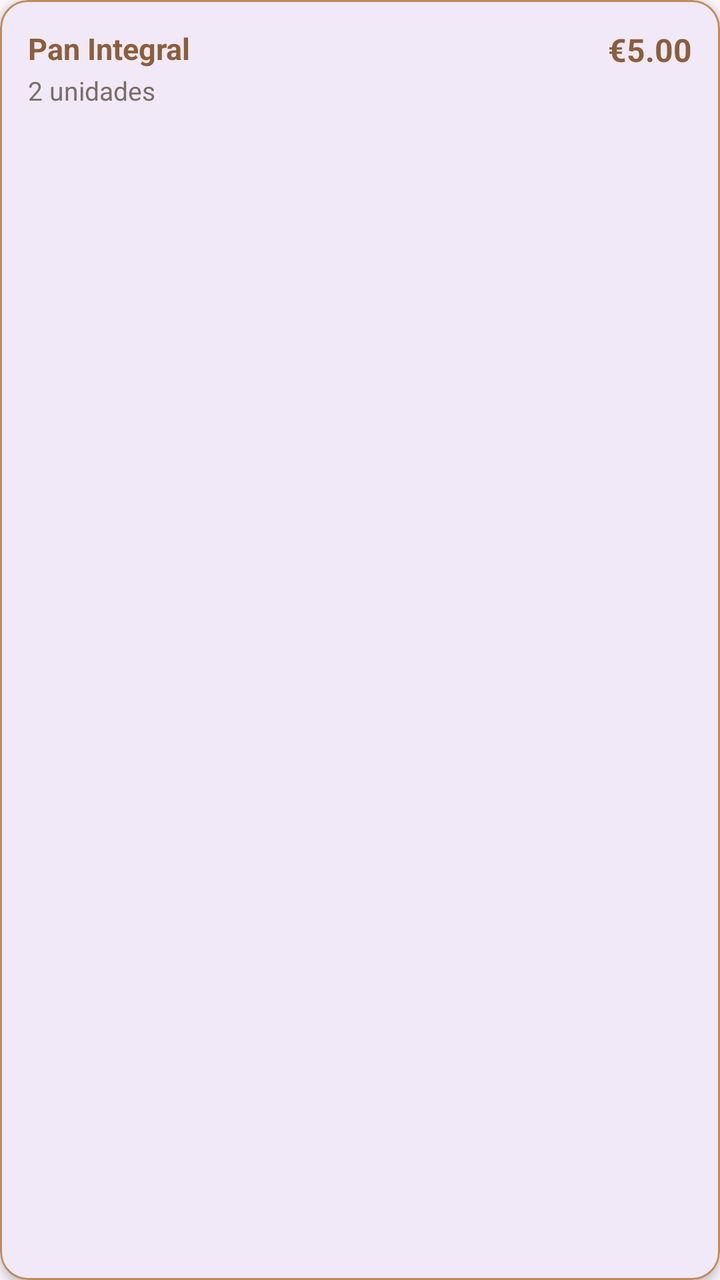
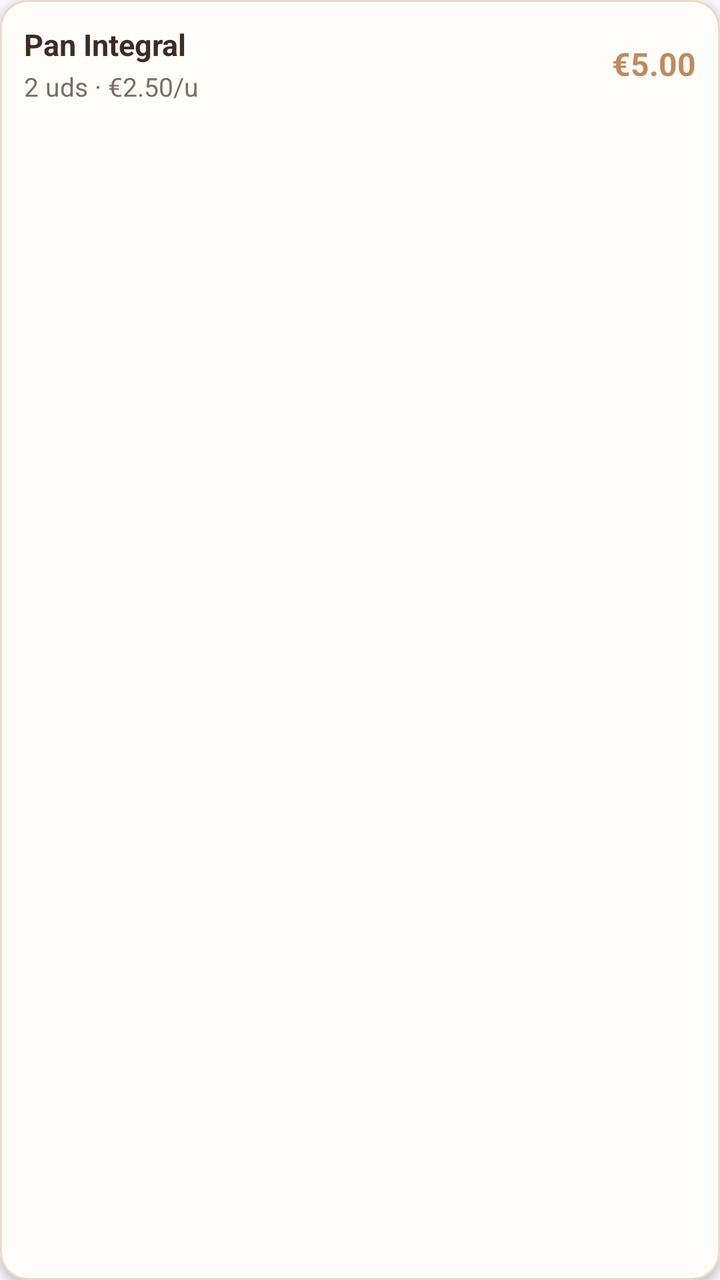

Screens rendered from an Android XML layout before and after an edit, with the pre-edit source and the edit as a unified diff.
<!-- AndroidManifest.xml: application theme Theme.AppPanadero -->
<!-- res/layout/item_detalle_producto.xml -->
<?xml version="1.0" encoding="utf-8"?>
<com.google.android.material.card.MaterialCardView
    xmlns:android="http://schemas.android.com/apk/res/android"
    xmlns:app="http://schemas.android.com/apk/res-auto"
    android:layout_width="match_parent"
    android:layout_height="wrap_content"
    android:layout_marginBottom="10dp"
    app:cardCornerRadius="14dp"
    app:cardElevation="3dp"
    app:strokeColor="@color/primary_color"
    app:strokeWidth="1dp">

    <LinearLayout
        android:layout_width="match_parent"
        android:layout_height="wrap_content"
        android:orientation="horizontal"
        android:padding="14dp">

        
        <LinearLayout
            android:layout_width="0dp"
            android:layout_height="wrap_content"
            android:layout_weight="1"
            android:orientation="vertical">

            <TextView
                android:id="@+id/tvNombreProducto"
                android:layout_width="wrap_content"
                android:layout_height="wrap_content"
                android:text="Pan Integral"
                android:textStyle="bold"
                android:textSize="15sp"
                android:textColor="@color/primary_dark"/>

            <TextView
                android:id="@+id/tvCantidad"
                android:layout_width="wrap_content"
                android:layout_height="wrap_content"
                android:text="2 unidades"
                android:textSize="13sp"
                android:textColor="@color/text_secondary"
                android:layout_marginTop="2dp"/>

        </LinearLayout>

        
        <TextView
            android:id="@+id/tvTotal"
            android:layout_width="wrap_content"
            android:layout_height="wrap_content"
            android:text="€5.00"
            android:textStyle="bold"
            android:textSize="16sp"
            android:textColor="@color/primary_dark"/>

    </LinearLayout>

</com.google.android.material.card.MaterialCardView>
<!-- resources referenced by this layout -->
<resources>
  <color name="primary_color">#C08A5D</color>
  <color name="primary_dark">#8B5E3C</color>
  <color name="text_secondary">#7A6E65</color>
  <style name="Theme.AppPanadero" parent="Base.Theme.AppPanadero" />
  <style name="Base.Theme.AppPanadero" parent="Theme.Material3.DayNight.NoActionBar">
          
          
      </style>
</resources>

<!-- the commit's change to res/layout/item_detalle_producto.xml (unified diff, before → after) -->
@@ -5,16 +5,18 @@
     android:layout_width="match_parent"
     android:layout_height="wrap_content"
     android:layout_marginBottom="10dp"
+    android:backgroundTint="@color/background_card"
     app:cardCornerRadius="14dp"
     app:cardElevation="3dp"
-    app:strokeColor="@color/primary_color"
+    app:strokeColor="@color/brown_light"
     app:strokeWidth="1dp">
 
     <LinearLayout
         android:layout_width="match_parent"
         android:layout_height="wrap_content"
         android:orientation="horizontal"
-        android:padding="14dp">
+        android:padding="12dp"
+        android:gravity="center_vertical">
 
         
         <LinearLayout
@@ -23,6 +25,7 @@
             android:layout_weight="1"
             android:orientation="vertical">
 
+            
             <TextView
                 android:id="@+id/tvNombreProducto"
                 android:layout_width="wrap_content"
@@ -30,13 +33,14 @@
                 android:text="Pan Integral"
                 android:textStyle="bold"
                 android:textSize="15sp"
-                android:textColor="@color/primary_dark"/>
+                android:textColor="@color/text_primary"/>
 
+            
             <TextView
-                android:id="@+id/tvCantidad"
+                android:id="@+id/tvDetalle"
                 android:layout_width="wrap_content"
                 android:layout_height="wrap_content"
-                android:text="2 unidades"
+                android:text="2 uds · €2.50/u"
                 android:textSize="13sp"
                 android:textColor="@color/text_secondary"
                 android:layout_marginTop="2dp"/>
@@ -51,7 +55,7 @@
             android:text="€5.00"
             android:textStyle="bold"
             android:textSize="16sp"
-            android:textColor="@color/primary_dark"/>
+            android:textColor="@color/primary_color"/>
 
     </LinearLayout>
 
<!-- resource entries referenced after the edit -->
@@ -1,7 +1,9 @@
 <!-- resources referenced by this layout -->
 <resources>
+  <color name="background_card">#FFFDF9</color>
+  <color name="brown_light">#EED9C4</color>
   <color name="primary_color">#C08A5D</color>
-  <color name="primary_dark">#8B5E3C</color>
+  <color name="text_primary">#3E2C23</color>
   <color name="text_secondary">#7A6E65</color>
   <style name="Theme.AppPanadero" parent="Base.Theme.AppPanadero" />
   <style name="Base.Theme.AppPanadero" parent="Theme.Material3.DayNight.NoActionBar">
